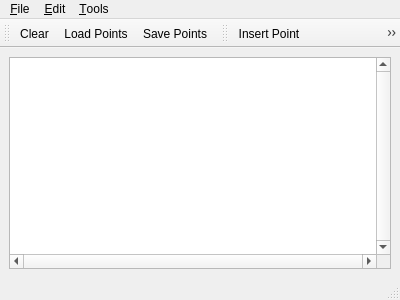
Old version of the form GraphicsView/demo/Triangulation_2/Regular_triangulation_2.ui in the repository CGAL/cgal.
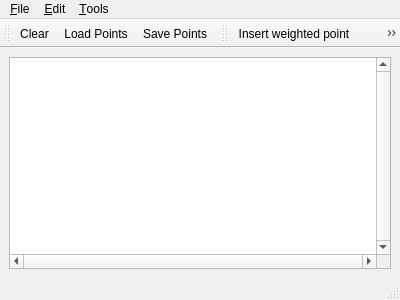
New version of the form. Icons and pictures are not drawn.

Commit message: Fix the tooltip of input weighted point

Patch:
```diff
--- a/GraphicsView/demo/Triangulation_2/Regular_triangulation_2.ui
+++ b/GraphicsView/demo/Triangulation_2/Regular_triangulation_2.ui
@@ -145,7 +145,7 @@
      <normaloff>:/cgal/Input/inputPoint.png</normaloff>:/cgal/Input/inputPoint.png</iconset>
    </property>
    <property name="text" >
-    <string>&amp;Insert Point</string>
+    <string>&amp;Insert weighted point</string>
    </property>
    <property name="toolTip" >
     <string>Insert Point</string>
```
Left out of the diff: 4 changed lines with no effect on the pictures.
